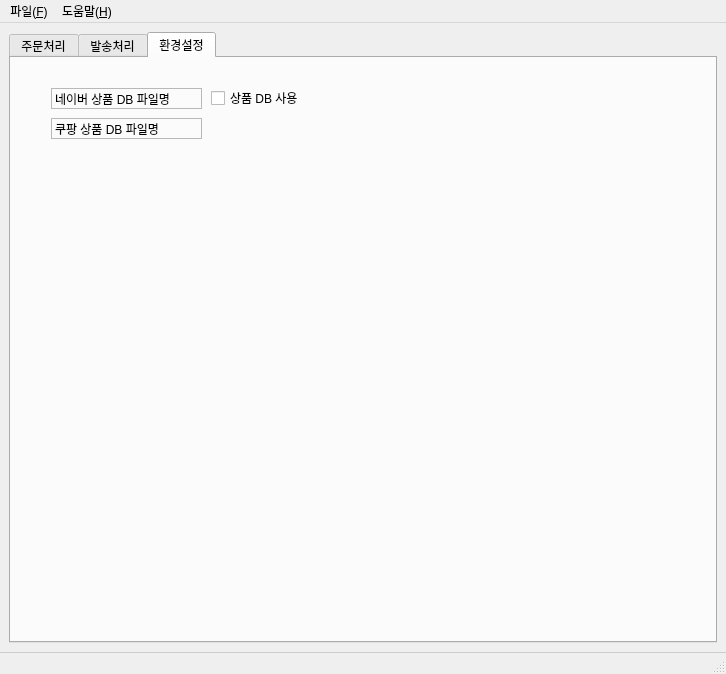
Peanut0711/easy-fulfill, file ui/main_window.ui: the form before one commit.
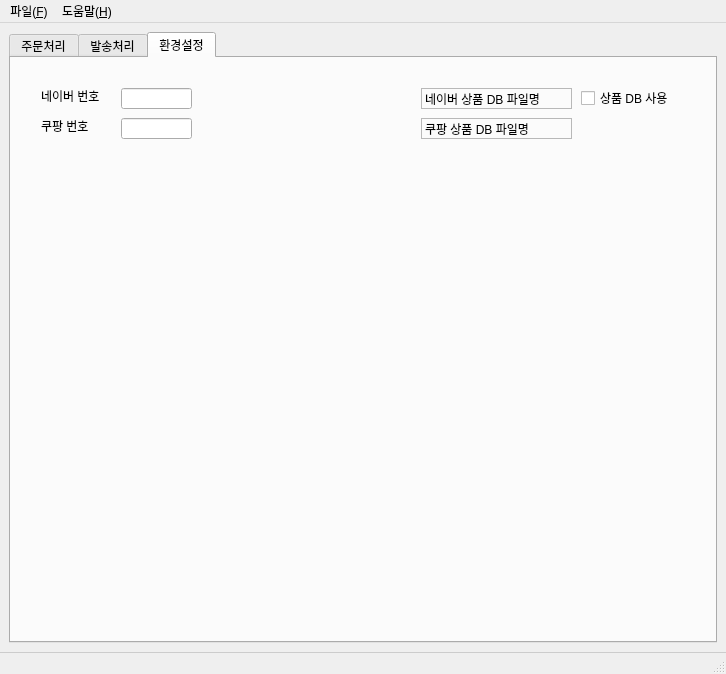
The form after the commit. The open tabs and pages were chosen to show the change.

Commit message: 네이버 스토어 인덱스 기능 추가

Diff of the .ui file:
```diff
--- a/ui/main_window.ui
+++ b/ui/main_window.ui
@@ -257,7 +257,7 @@
        <widget class="QLabel" name="label_naver_product_csv">
         <property name="geometry">
          <rect>
-          <x>40</x>
+          <x>410</x>
           <y>30</y>
           <width>151</width>
           <height>21</height>
@@ -273,7 +273,7 @@
        <widget class="QCheckBox" name="checkBox">
         <property name="geometry">
          <rect>
-          <x>200</x>
+          <x>570</x>
           <y>30</y>
           <width>111</width>
           <height>20</height>
@@ -286,7 +286,7 @@
        <widget class="QLabel" name="label_naver_product_csv_2">
         <property name="geometry">
          <rect>
-          <x>40</x>
+          <x>410</x>
           <y>60</y>
           <width>151</width>
           <height>21</height>
@@ -299,6 +299,52 @@
          <string>쿠팡 상품 DB 파일명</string>
         </property>
        </widget>
+       <widget class="QLineEdit" name="lineEdit_idx_naver">
+        <property name="geometry">
+         <rect>
+          <x>110</x>
+          <y>30</y>
+          <width>71</width>
+          <height>21</height>
+         </rect>
+        </property>
+       </widget>
+       <widget class="QLineEdit" name="lineEdit_idx_coupang">
+        <property name="geometry">
+         <rect>
+          <x>110</x>
+          <y>60</y>
+          <width>71</width>
+          <height>21</height>
+         </rect>
+        </property>
+       </widget>
+       <widget class="QLabel" name="label_3">
+        <property name="geometry">
+         <rect>
+          <x>30</x>
+          <y>30</y>
+          <width>71</width>
+          <height>16</height>
+         </rect>
+        </property>
+        <property name="text">
+         <string>네이버 번호</string>
+        </property>
+       </widget>
+       <widget class="QLabel" name="label_4">
+        <property name="geometry">
+         <rect>
+          <x>30</x>
+          <y>60</y>
+          <width>61</width>
+          <height>16</height>
+         </rect>
+        </property>
+        <property name="text">
+         <string>쿠팡 번호</string>
+        </property>
+       </widget>
       </widget>
      </widget>
     </item>
```
The commit also changes 2 other files.
